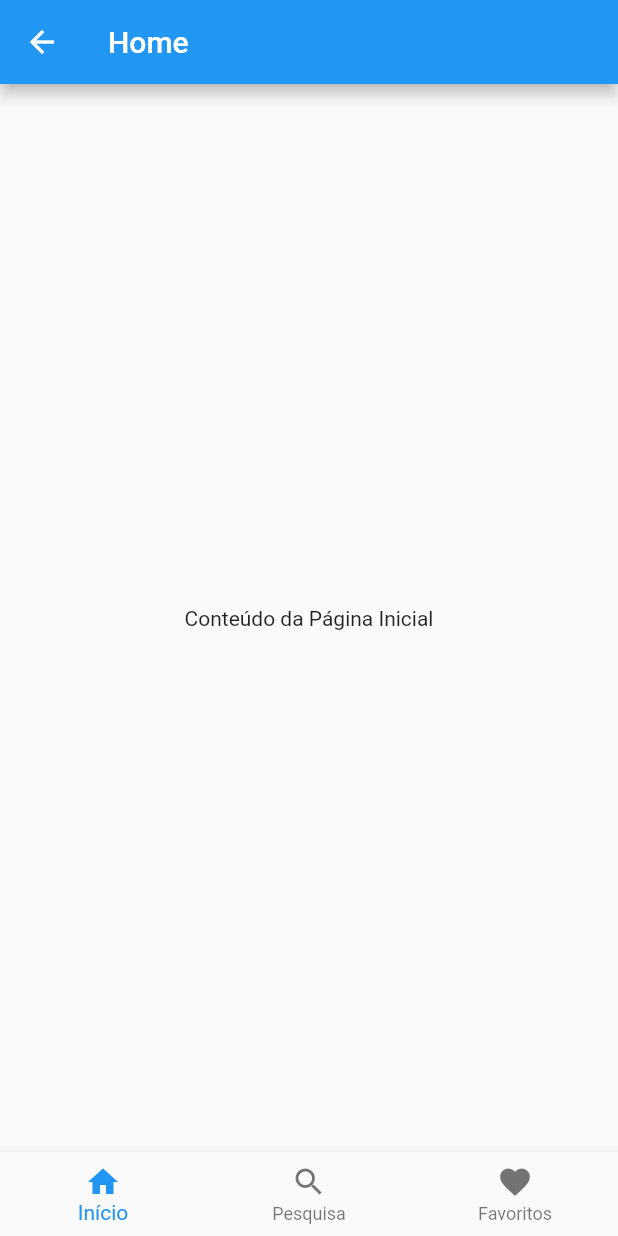
After one commit to josiasmartins/turisbyte-flutter, a Flutter app: the HomePage screen opened directly, on a phone screen of 412 x 824 dp. The commit adds this screen. Run offline on Flutter 3.47's test engine with Material 2 defaults, Android fonts, the phone set to English and light mode, and no system bars.

Commit message:
feat: create page home

```diff
--- a/lib/pages/LoginPage.dart
+++ b/lib/pages/LoginPage.dart
@@ -1,6 +1,6 @@
-import 'dart:html';
+import 'package:flutter/material.dart';
 
-import 'package:flutter/material.dart';
+import 'home_page.dart';
 
 class LoginPage extends StatefulWidget {
   @override
@@ -11,6 +11,14 @@ class _LoginPageState extends State<LoginPage> {
   final GlobalKey<FormState> _formKey = GlobalKey<FormState>();
   String _email = '';
   String _password = '';
+
+  // Função para navegar para a tela "Home"
+  void navigateToHome() {
+    Navigator.push(
+      context,
+      MaterialPageRoute(builder: (context) => HomePage()),
+    );
+  }
 
   @override
   Widget build(BuildContext context) {
@@ -68,8 +76,11 @@ class _LoginPageState extends State<LoginPage> {
                   onPressed: () {
                     if (_formKey.currentState!.validate()) {
                       _formKey.currentState!.save();
-                      // Faça algo com os valores do email e senha, como autenticar o usuário.
-                      print('Email: $_email, Senha: $_password');
+                      // Simule uma autenticação bem-sucedida (substitua por sua lógica de autenticação real).
+                      final authenticated = true;
+                      if (authenticated) {
+                        navigateToHome(); // Navega para a tela Home após a autenticação bem-sucedida.
+                      }
                     }
                   },
                   child: Text('Entrar'),
@@ -82,3 +93,5 @@ class _LoginPageState extends State<LoginPage> {
     );
   }
 }
+
+// Sua classe HomePage continua a mesma como mostrada em respostas anteriores.
--- /dev/null
+++ b/lib/pages/home_page.dart
@@ -0,0 +1,31 @@
+import 'package:flutter/material.dart';
+
+class HomePage extends StatelessWidget {
+  @override
+  Widget build(BuildContext context) {
+    return Scaffold(
+      appBar: AppBar(
+        title: Text('Home'),
+      ),
+      body: Center(
+        child: Text('Conteúdo da Página Inicial'),
+      ),
+      bottomNavigationBar: BottomNavigationBar(
+        items: [
+          BottomNavigationBarItem(
+            icon: Icon(Icons.home),
+            label: 'Início',
+          ),
+          BottomNavigationBarItem(
+            icon: Icon(Icons.search),
+            label: 'Pesquisa',
+          ),
+          BottomNavigationBarItem(
+            icon: Icon(Icons.favorite),
+            label: 'Favoritos',
+          ),
+        ],
+      ),
+    );
+  }
+}
```
